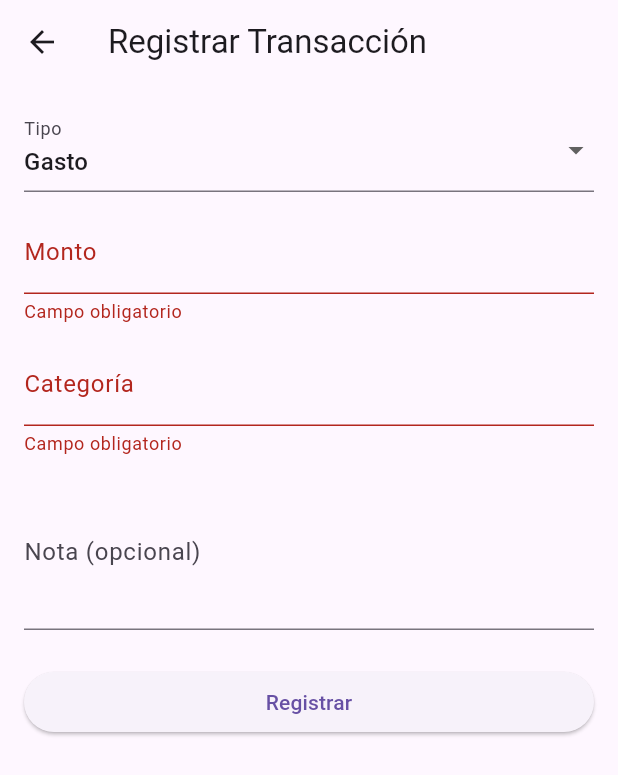
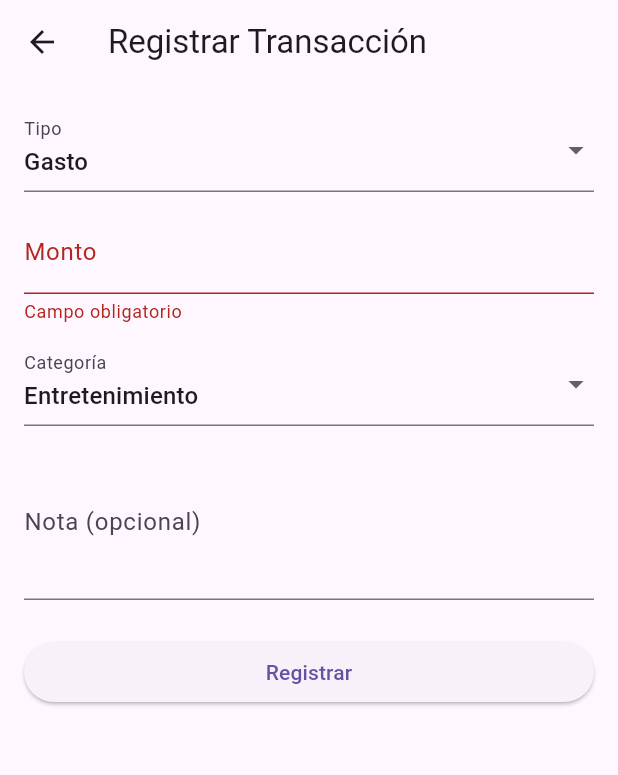
Before and after one commit to fcorpus/broker-finalProject, a Flutter app: the TransactionFormScreen screen opened directly, after a tap on "Registrar", on a phone screen of 412 x 824 dp. Shown: the top 775 px of the screen. Run offline on Flutter 3.47's test engine with Material 3 defaults, Android fonts, the phone set to English and light mode, and no system bars; our stand-ins replace fl_chart, shared_preferences, sqflite; accounts and stored records are empty.

Commit message:
No longer asks for category as an income, +dropdown

```diff
--- a/lib/screens/transaction_form_screen.dart
+++ b/lib/screens/transaction_form_screen.dart
@@ -15,7 +15,7 @@ class _TransactionFormScreenState extends State<TransactionFormScreen> {
   final _formKey = GlobalKey<FormState>();
   String _type = 'Gasto';
   final _amountController = TextEditingController();
-  final _categoryController = TextEditingController();
+  String _category = 'Entretenimiento';
   final _noteController = TextEditingController();
 
   void _submit() async {
@@ -26,7 +26,7 @@ class _TransactionFormScreenState extends State<TransactionFormScreen> {
         userId: userId,
         type: _type,
         amount: double.parse(_amountController.text),
-        category: _categoryController.text,
+        category: _category,
         note: _noteController.text,
         date: DateTime.now(),
       );
@@ -39,7 +39,6 @@ class _TransactionFormScreenState extends State<TransactionFormScreen> {
   @override
   void dispose() {
     _amountController.dispose();
-    _categoryController.dispose();
     _noteController.dispose();
     super.dispose();
   }
@@ -71,12 +70,23 @@ class _TransactionFormScreenState extends State<TransactionFormScreen> {
                 validator: (val) => val == null || val.isEmpty ? 'Campo obligatorio' : null,
               ),
               const SizedBox(height: 12),
-              TextFormField(
-                controller: _categoryController,
-                decoration: const InputDecoration(labelText: 'Categoría'),
-                validator: (val) => val == null || val.isEmpty ? 'Campo obligatorio' : null,
-              ),
-              const SizedBox(height: 12),
+              if (_type == 'Gasto') ...[
+                DropdownButtonFormField<String>(
+                  value: _category,
+                  items: const [
+                    DropdownMenuItem(value: 'Entretenimiento', child: Text('Entretenimiento')),
+                    DropdownMenuItem(value: 'Comida', child: Text('Comida')),
+                    DropdownMenuItem(value: 'Ropa', child: Text('Ropa')),
+                    DropdownMenuItem(value: 'Salud', child: Text('Salud')),
+                    DropdownMenuItem(value: 'Educación', child: Text('Educación')),
+                    DropdownMenuItem(value: 'Hogar', child: Text('Hogar')),
+                    DropdownMenuItem(value: 'Mascotas', child: Text('Mascotas'))
+                  ],
+                  onChanged: (val) => setState(() => _category = val!),
+                  decoration: const InputDecoration(labelText: 'Categoría'),
+                ),
+                const SizedBox(height: 12),
+              ],
               TextFormField(
                 controller: _noteController,
                 decoration: const InputDecoration(labelText: 'Nota (opcional)'),
```
